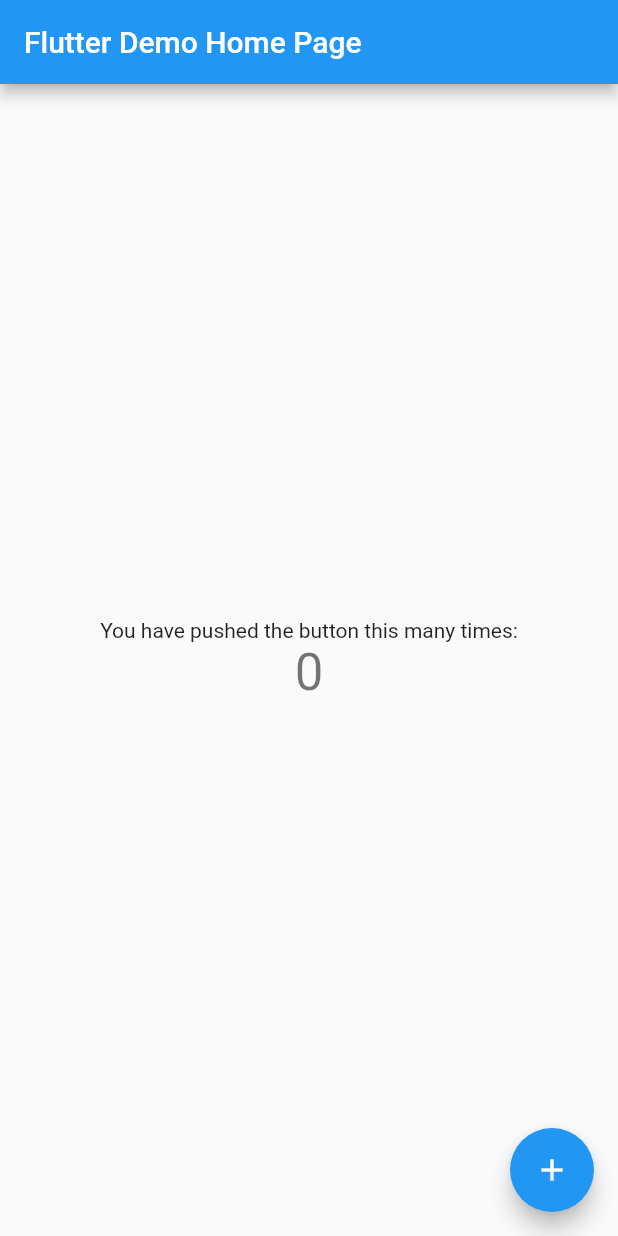
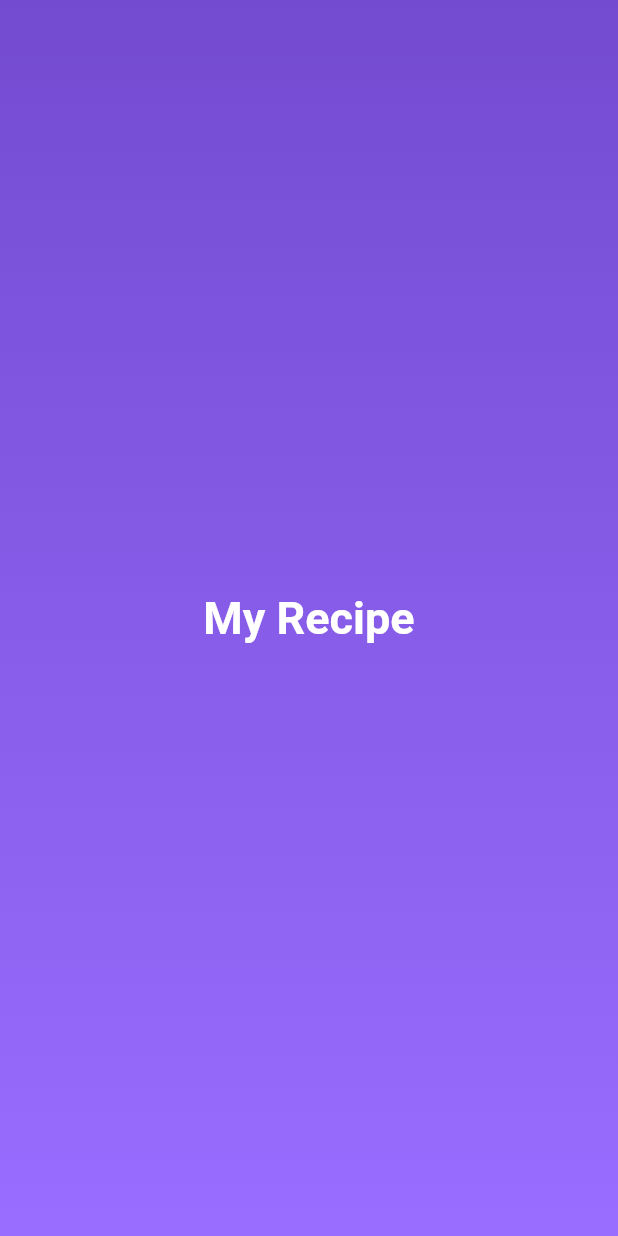
Before and after one commit to jhonatan-JS/AppRecipe, a Flutter app: the screen it shows after launch, on a phone screen of 412 x 824 dp. Run offline on Flutter 3.47's test engine with Material 2 defaults, Android fonts, the light colour scheme and no system bars.

Commit message:
Feature: splash screen

```diff
--- /dev/null
+++ b/lib/app.dart
@@ -0,0 +1,14 @@
+import 'package:flutter/material.dart';
+
+import 'features/splash/splash_page.dart';
+
+class App extends StatelessWidget {
+  const App({super.key});
+
+  @override
+  Widget build(BuildContext context) {
+    return const MaterialApp(
+      home: SplashPage()
+    );
+  }
+}
--- /dev/null
+++ b/lib/features/splash/splash_page.dart
@@ -0,0 +1,28 @@
+import 'package:flutter/material.dart';
+
+class SplashPage extends StatelessWidget {
+  const SplashPage({super.key});
+
+  @override
+  Widget build(BuildContext context) {
+    return Scaffold(
+        body: Container(
+      alignment: Alignment.center,
+      decoration: BoxDecoration(
+        gradient: LinearGradient(
+          begin: Alignment.topCenter,
+          end: Alignment.bottomCenter,
+          colors: [
+            Color(0xFF734bd1),
+            Color(0xFF996dff),
+          ],
+        ),
+      ),
+      child: const Text(
+        'My Recipe',
+        style: TextStyle(
+            fontSize: 30.0, fontWeight: FontWeight.w700, color: Colors.white),
+      ),
+    ));
+  }
+}
--- a/lib/main.dart
+++ b/lib/main.dart
@@ -1,115 +1,6 @@
 import 'package:flutter/material.dart';
+import 'app.dart';
 
 void main() {
-  runApp(const MyApp());
+  runApp(const App());
 }
-
-class MyApp extends StatelessWidget {
-  const MyApp({super.key});
-
-  // This widget is the root of your application.
-  @override
-  Widget build(BuildContext context) {
-    return MaterialApp(
-      title: 'Flutter Demo',
-      theme: ThemeData(
-        // This is the theme of your application.
-        //
-        // Try running your application with "flutter run". You'll see the
-        // application has a blue toolbar. Then, without quitting the app, try
-        // changing the primarySwatch below to Colors.green and then invoke
-        // "hot reload" (press "r" in the console where you ran "flutter run",
-        // or simply save your changes to "hot reload" in a Flutter IDE).
-        // Notice that the counter didn't reset back to zero; the application
-        // is not restarted.
-        primarySwatch: Colors.blue,
-      ),
-      home: const MyHomePage(title: 'Flutter Demo Home Page'),
-    );
-  }
-}
-
-class MyHomePage extends StatefulWidget {
-  const MyHomePage({super.key, required this.title});
-
-  // This widget is the home page of your application. It is stateful, meaning
-  // that it has a State object (defined below) that contains fields that affect
-  // how it looks.
-
-  // This class is the configuration for the state. It holds the values (in this
-  // case the title) provided by the parent (in this case the App widget) and
-  // used by the build method of the State. Fields in a Widget subclass are
-  // always marked "final".
-
-  final String title;
-
-  @override
-  State<MyHomePage> createState() => _MyHomePageState();
-}
-
-class _MyHomePageState extends State<MyHomePage> {
-  int _counter = 0;
-
-  void _incrementCounter() {
-    setState(() {
-      // This call to setState tells the Flutter framework that something has
-      // changed in this State, which causes it to rerun the build method below
-      // so that the display can reflect the updated values. If we changed
-      // _counter without calling setState(), then the build method would not be
-      // called again, and so nothing would appear to happen.
-      _counter++;
-    });
-  }
-
-  @override
-  Widget build(BuildContext context) {
-    // This method is rerun every time setState is called, for instance as done
-    // by the _incrementCounter method above.
-    //
-    // The Flutter framework has been optimized to make rerunning build methods
-    // fast, so that you can just rebuild anything that needs updating rather
-    // than having to individually change instances of widgets.
-    return Scaffold(
-      appBar: AppBar(
-        // Here we take the value from the MyHomePage object that was created by
-        // the App.build method, and use it to set our appbar title.
-        title: Text(widget.title),
-      ),
-      body: Center(
-        // Center is a layout widget. It takes a single child and positions it
-        // in the middle of the parent.
-        child: Column(
-          // Column is also a layout widget. It takes a list of children and
-          // arranges them vertically. By default, it sizes itself to fit its
-          // children horizontally, and tries to be as tall as its parent.
-          //
-          // Invoke "debug painting" (press "p" in the console, choose the
-          // "Toggle Debug Paint" action from the Flutter Inspector in Android
-          // Studio, or the "Toggle Debug Paint" command in Visual Studio Code)
-          // to see the wireframe for each widget.
-          //
-          // Column has various properties to control how it sizes itself and
-          // how it positions its children. Here we use mainAxisAlignment to
-          // center the children vertically; the main axis here is the vertical
-          // axis because Columns are vertical (the cross axis would be
-          // horizontal).
-          mainAxisAlignment: MainAxisAlignment.center,
-          children: <Widget>[
-            const Text(
-              'You have pushed the button this many times:',
-            ),
-            Text(
-              '$_counter',
-              style: Theme.of(context).textTheme.headlineMedium,
-            ),
-          ],
-        ),
-      ),
-      floatingActionButton: FloatingActionButton(
-        onPressed: _incrementCounter,
-        tooltip: 'Increment',
-        child: const Icon(Icons.add),
-      ), // This trailing comma makes auto-formatting nicer for build methods.
-    );
-  }
-}
```
Also changed, not shown: lib/features/splash/splash_controller.dart (added), 1 other file.
